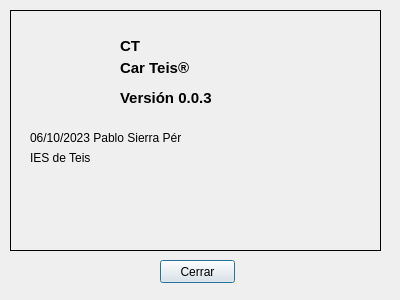
This is sierraperez/About.ui in Sierrowsky/PyCharmProyects as Qt 5 draws it before an edit. The edited form follows.
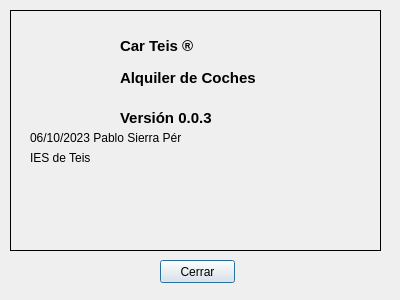
This is the edited form. Icons and pictures are not drawn.

```diff
--- a/sierraperez/About.ui
+++ b/sierraperez/About.ui
@@ -70,15 +70,15 @@
      </font>
     </property>
     <property name="text">
-     <string>CT</string>
+     <string>Car Teis ®</string>
     </property>
    </widget>
    <widget class="QLabel" name="label_2">
     <property name="geometry">
      <rect>
       <x>110</x>
-      <y>50</y>
-      <width>111</width>
+      <y>60</y>
+      <width>151</width>
       <height>16</height>
      </rect>
     </property>
@@ -90,14 +90,14 @@
      </font>
     </property>
     <property name="text">
-     <string>Car Teis®</string>
+     <string>Alquiler de Coches</string>
     </property>
    </widget>
    <widget class="QLabel" name="label_3">
     <property name="geometry">
      <rect>
       <x>110</x>
-      <y>80</y>
+      <y>100</y>
       <width>111</width>
       <height>16</height>
      </rect>
```
